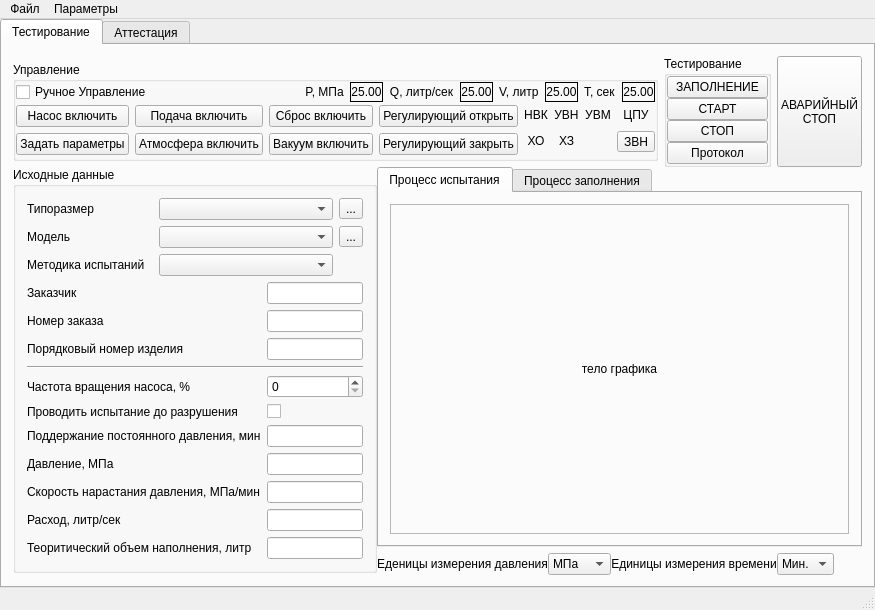
Before: the Qt Designer form main_window.ui in firef0xff/ttm25, drawn with Qt 5.
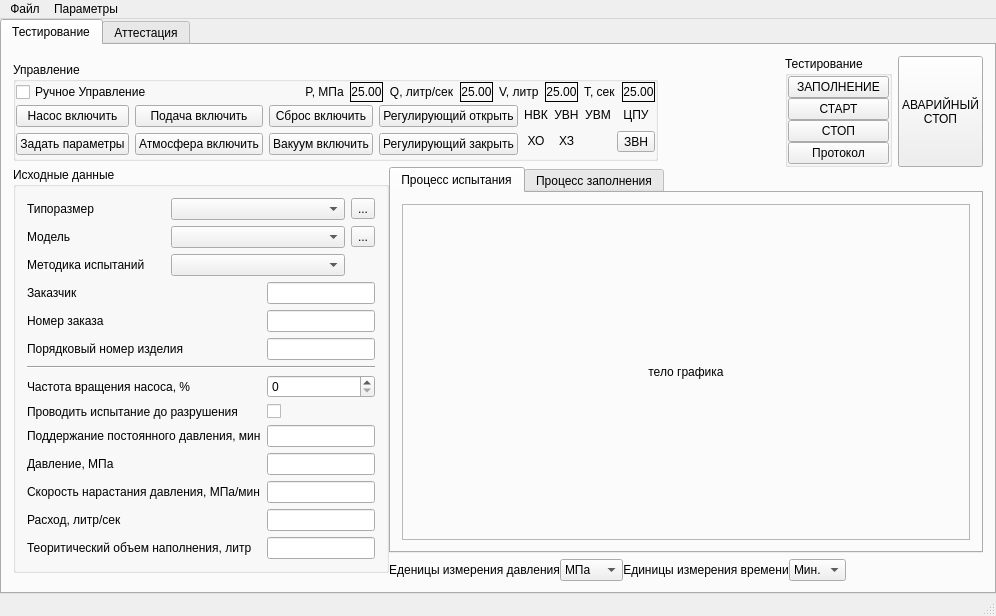
After: the same form once the commit is applied.

Commit message:
настроил ограничения
1ч

Patch:
```diff
--- a/main_window.ui
+++ b/main_window.ui
@@ -9,8 +9,8 @@
    <rect>
     <x>0</x>
     <y>0</y>
-    <width>808</width>
-    <height>574</height>
+    <width>996</width>
+    <height>616</height>
    </rect>
   </property>
   <property name="windowTitle">
@@ -1621,8 +1621,8 @@
     <rect>
      <x>0</x>
      <y>0</y>
-     <width>808</width>
-     <height>21</height>
+     <width>996</width>
+     <height>19</height>
     </rect>
    </property>
    <widget class="QMenu" name="menu">
```
The commit also changes 2 other files.
